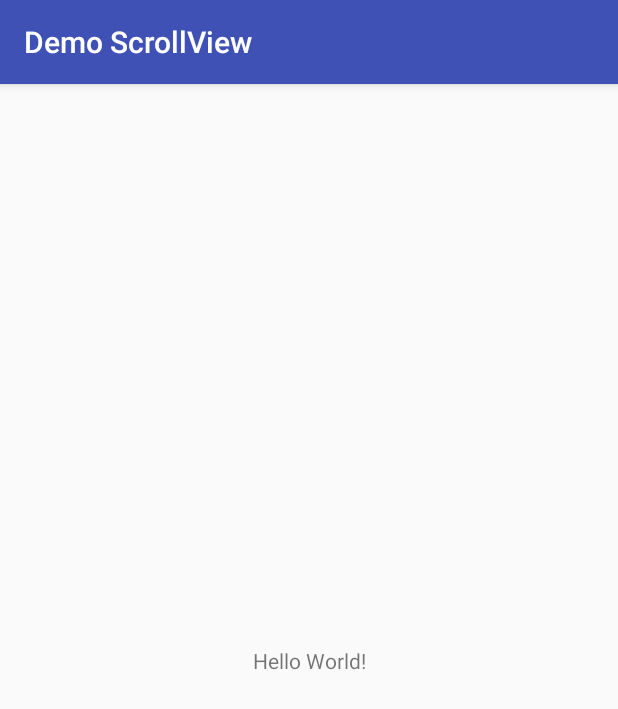
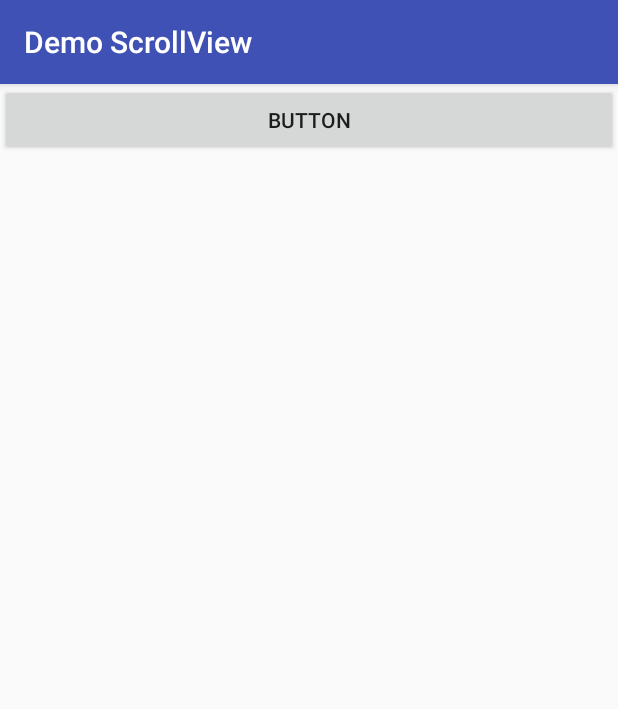
Before and after one commit to 16022582/DemoScrollView, an Android app: the screen it shows after launch (MainActivity), on a phone screen of 412 x 824 dp. Shown: the top 709 px of the screen. Run offline under Robolectric (Android 15) with nearby library versions, the phone set to English and light mode, and no system bars.

Commit message:
Testing commit.

```diff
--- a/app/src/main/res/layout/activity_main.xml
+++ b/app/src/main/res/layout/activity_main.xml
@@ -1,18 +1,37 @@
 <?xml version="1.0" encoding="utf-8"?>
-<android.support.constraint.ConstraintLayout xmlns:android="http://schemas.android.com/apk/res/android"
+<ScrollView xmlns:android="http://schemas.android.com/apk/res/android"
     xmlns:app="http://schemas.android.com/apk/res-auto"
     xmlns:tools="http://schemas.android.com/tools"
     android:layout_width="match_parent"
     android:layout_height="match_parent"
+
     tools:context=".MainActivity">
 
-    <TextView
-        android:layout_width="wrap_content"
-        android:layout_height="wrap_content"
-        android:text="Hello World!"
-        app:layout_constraintBottom_toBottomOf="parent"
-        app:layout_constraintLeft_toLeftOf="parent"
-        app:layout_constraintRight_toRightOf="parent"
-        app:layout_constraintTop_toTopOf="parent" />
+    <android.support.constraint.ConstraintLayout
+        android:layout_width="match_parent"
+        android:layout_height="wrap_content">
 
-</android.support.constraint.ConstraintLayout>
+        <Button
+            android:id="@+id/button"
+            android:layout_width="match_parent"
+            android:layout_height="wrap_content"
+            android:text="Button"
+            tools:layout_editor_absoluteX="49dp"
+            tools:layout_editor_absoluteY="87dp" />
+
+
+    <EditText
+            android:id="@+id/theEditText"
+            android:layout_width="match_parent"
+            android:layout_height="wrap_content"
+            android:layout_marginRight="8dp"
+            android:ems="10"
+            android:inputType="textMultiLine"
+            app:layout_constraintEnd_toEndOf="parent" />
+
+
+    </android.support.constraint.ConstraintLayout>
+
+
+
+</ScrollView>
```
